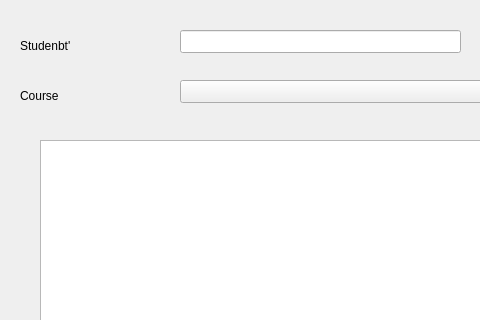
The window that Uni/createunidialog.ui (MrRisoni/Gauss) describes before a commit, drawn with Qt 5; both pictures show x 0 to 480 and y 0 to 320 of the 596 by 513 pixel window.
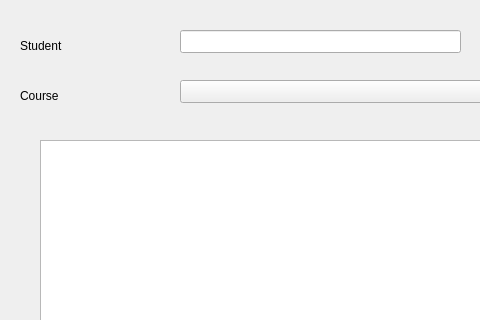
The same window after the commit.

Diff of the .ui file:
```diff
--- a/Uni/createunidialog.ui
+++ b/Uni/createunidialog.ui
@@ -23,7 +23,7 @@
     </rect>
    </property>
    <property name="text">
-    <string>Studenbt'</string>
+    <string>Student</string>
    </property>
   </widget>
   <widget class="QLineEdit" name="lineEdit">
```
